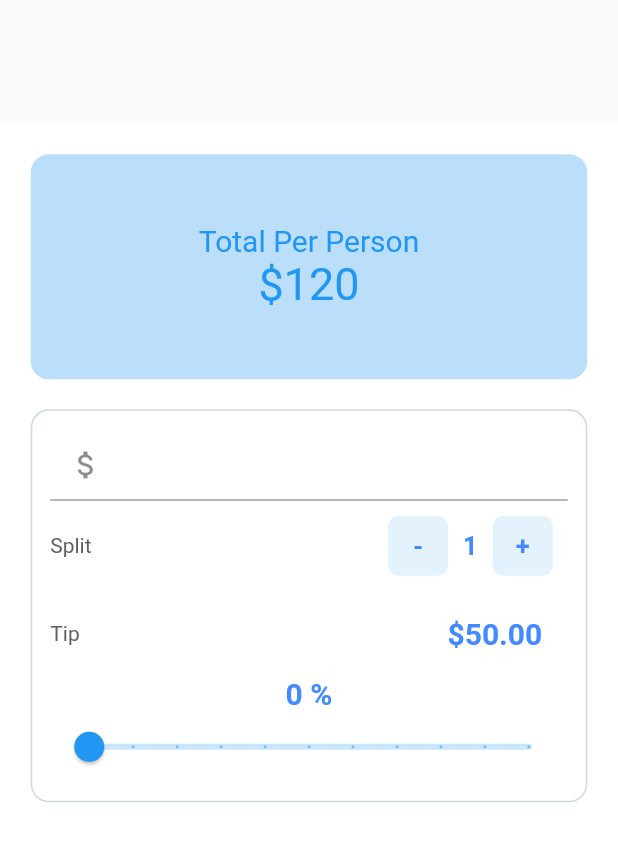
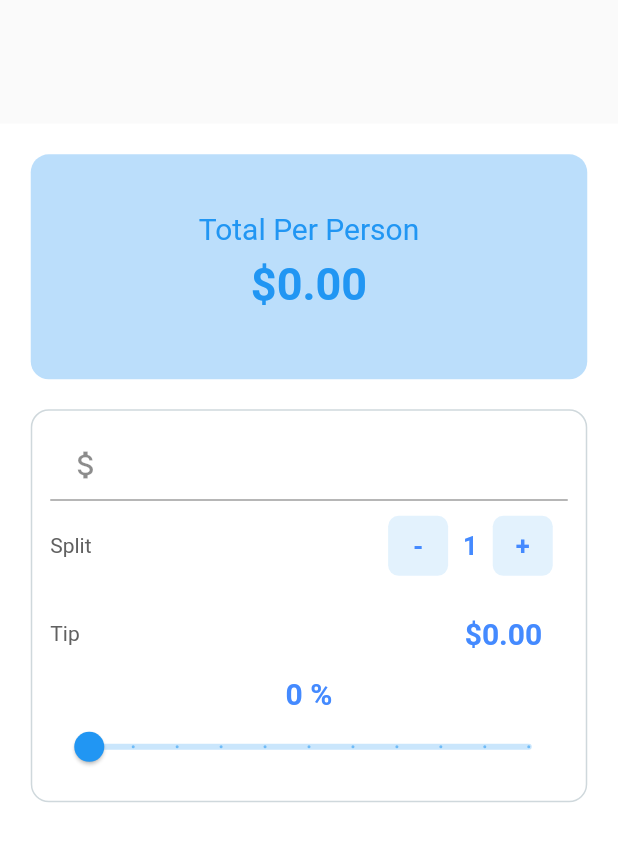
Before and after one commit to maxgdev/tip_calculator, a Flutter app: the screen it shows after launch, on a phone screen of 412 x 824 dp. Shown: the top 841 px of the screen. Run offline on Flutter 3.47's test engine with Material 2 defaults, Android fonts, the phone set to English and light mode, and no system bars.

Commit message:
Added maths/logic for tip and amount per person. Also setState to TextField

```diff
--- a/lib/home.dart
+++ b/lib/home.dart
@@ -9,6 +9,22 @@ class _BillSplitterState extends State<BillSplitter> {
   int _tipPercentage = 0;
   int _personCounter = 1;
   double _billAmount = 0.0;
+
+  calcTotalPerPerson(double totalTip, double billAmount, int splitBy) {
+    var totalPerPerson = (totalTip + billAmount) / splitBy;
+    return totalPerPerson.toStringAsFixed(2);
+  }
+
+  calcTotalTip(double billAmount, int splitBy, int tipPercentage) {
+    double totalTip = 0;
+    if (billAmount < 0 || billAmount.toString().isEmpty || billAmount == null) {
+      // do nothing
+    } else {
+      totalTip = (billAmount * tipPercentage) / 100;
+    }
+    return totalTip;
+  }
+
   @override
   Widget build(BuildContext context) {
     return Scaffold(
@@ -32,9 +48,15 @@ class _BillSplitterState extends State<BillSplitter> {
                   children: [
                     Text("Total Per Person",
                         style: TextStyle(fontSize: 20, color: Colors.blue)),
-                    Text(
-                      "\$120",
-                      style: TextStyle(fontSize: 30, color: Colors.blue),
+                    Padding(
+                      padding: const EdgeInsets.all(8.0),
+                      child: Text(
+                        "\$${calcTotalPerPerson(calcTotalTip(_billAmount, _personCounter, _tipPercentage), _billAmount, _personCounter)}",
+                        style: TextStyle(
+                            fontSize: 30,
+                            color: Colors.blue,
+                            fontWeight: FontWeight.bold),
+                      ),
                     )
                   ],
                 ),
@@ -55,15 +77,19 @@ class _BillSplitterState extends State<BillSplitter> {
                   TextField(
                     keyboardType:
                         TextInputType.numberWithOptions(decimal: true),
-                    style: TextStyle(color: Colors.grey),
+                    style: TextStyle(color: Colors.blue),
                     decoration: InputDecoration(
                         prefixText: "Bill Amount",
                         prefixIcon: Icon(Icons.attach_money)),
                     onChanged: (String value) {
                       try {
-                        _billAmount = double.parse(value);
+                        setState(() {
+                          _billAmount = double.parse(value);
+                        });
                       } catch (exeption) {
-                        _billAmount = 0.0;
+                        setState(() {
+                          _billAmount = 0.0;
+                        });
                       }
                     },
                   ),
@@ -148,7 +174,8 @@ class _BillSplitterState extends State<BillSplitter> {
                       ),
                       Padding(
                         padding: EdgeInsets.all(17.0),
-                        child: Text("\$50.00",
+                        child: Text(
+                            "\$${(calcTotalTip(_billAmount, _personCounter, _tipPercentage)).toStringAsFixed(2)}",
                             style: TextStyle(
                                 color: Colors.blueAccent,
                                 fontWeight: FontWeight.bold,
```
